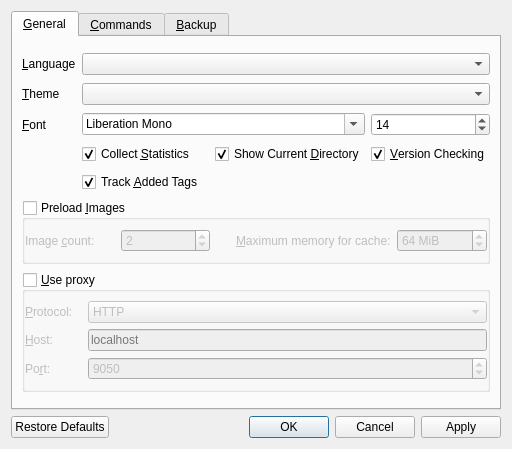
This is ui/settings.ui in 0xb8/WiseTagger as Qt 5 draws it before an edit. The edited form follows.
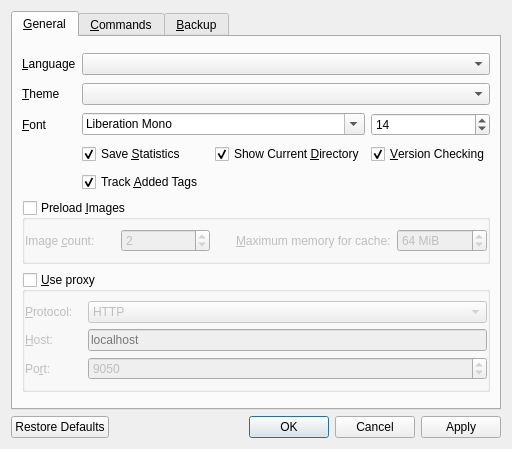
This is the edited form.

Commit message: Refactor statistics, add performance data collection.

```diff
--- a/ui/settings.ui
+++ b/ui/settings.ui
@@ -141,7 +141,7 @@
           <string>Toggle statistics collection</string>
          </property>
          <property name="text">
-          <string>Collect &amp;Statistics</string>
+          <string>Save &amp;Statistics</string>
          </property>
          <property name="checked">
           <bool>true</bool>
```
The commit also changes 19 other files.
